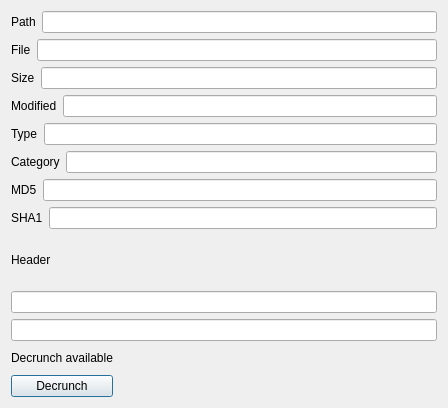
This is detailsdialog.ui in ipr/qFileDigest as Qt 5 draws it before an edit. The edited form follows.
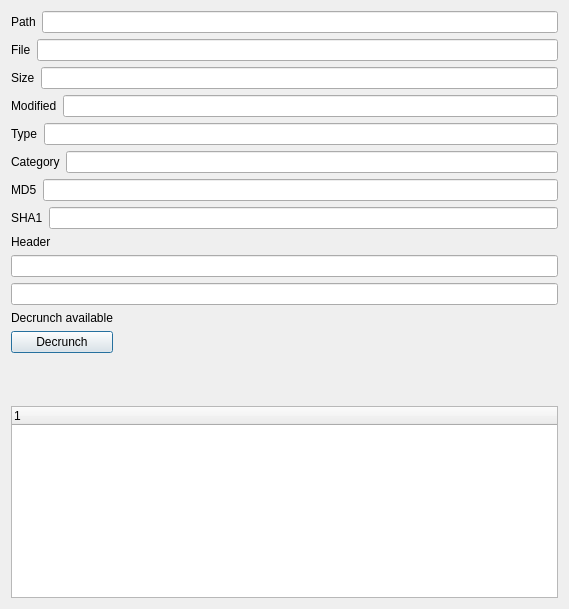
This is the edited form.

Commit message: changes continued to where archive-file contents could be shown..

Diff of the .ui file:
```diff
--- a/detailsdialog.ui
+++ b/detailsdialog.ui
@@ -6,8 +6,8 @@
    <rect>
     <x>0</x>
     <y>0</y>
-    <width>448</width>
-    <height>408</height>
+    <width>569</width>
+    <height>609</height>
    </rect>
   </property>
   <property name="sizePolicy">
@@ -22,6 +22,9 @@
   <layout class="QVBoxLayout" name="verticalLayout_4">
    <item>
     <layout class="QVBoxLayout" name="verticalLayout_3">
+     <property name="sizeConstraint">
+      <enum>QLayout::SetMinimumSize</enum>
+     </property>
      <item>
       <layout class="QHBoxLayout" name="horizontalLayout">
        <item>
@@ -224,6 +227,32 @@
          </item>
         </layout>
        </item>
+       <item>
+        <spacer name="verticalSpacer">
+         <property name="orientation">
+          <enum>Qt::Vertical</enum>
+         </property>
+         <property name="sizeHint" stdset="0">
+          <size>
+           <width>20</width>
+           <height>10</height>
+          </size>
+         </property>
+        </spacer>
+       </item>
+       <item>
+        <layout class="QVBoxLayout" name="verticalLayout_5">
+         <item>
+          <widget class="QTreeWidget" name="archiveList">
+           <column>
+            <property name="text">
+             <string notr="true">1</string>
+            </property>
+           </column>
+          </widget>
+         </item>
+        </layout>
+       </item>
       </layout>
      </item>
     </layout>
```
The commit also changes 5 other files.
